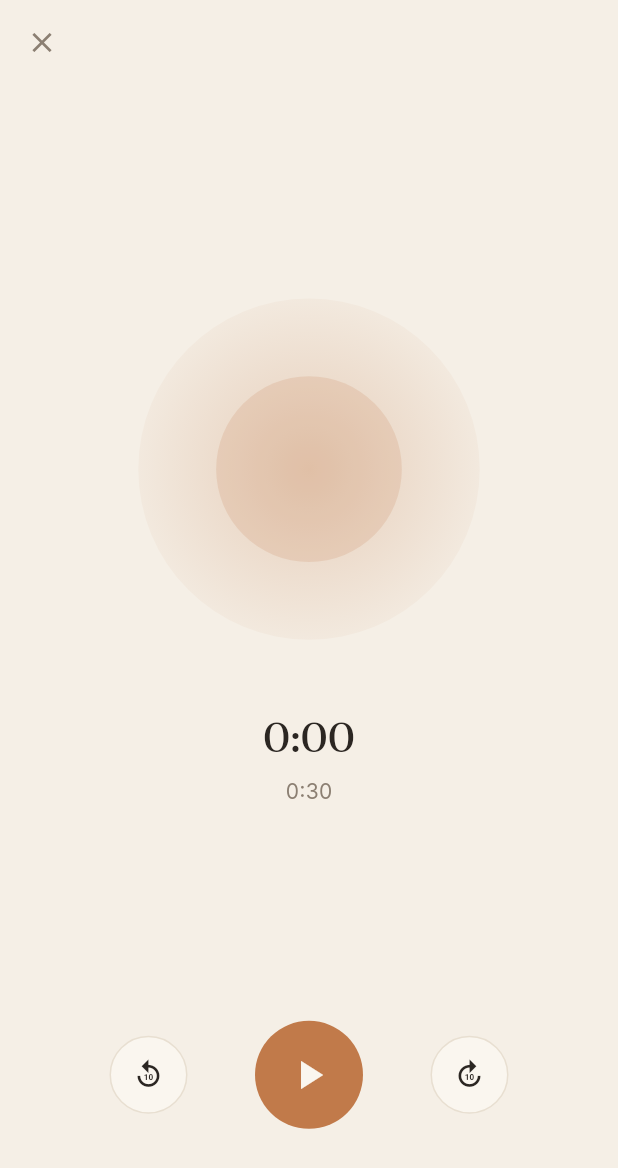
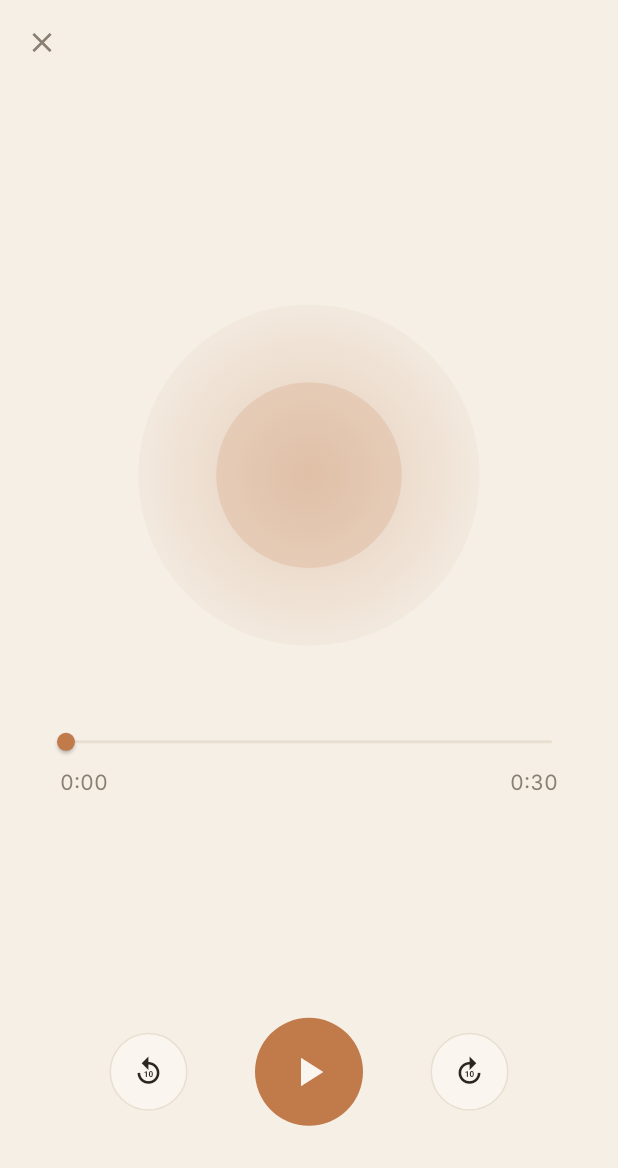
Before and after one commit to bennettlevaton/craftedday, a Flutter app: the PlayerScreen screen opened by its route, on a phone screen of 412 x 824 dp. Shown: the top 1168 px of the screen. Run offline on Flutter 3.47's test engine with Material 3 defaults, Android fonts, the phone set to English and light mode, and no system bars; our stand-ins replace dio, go_router, google_fonts, just_audio; accounts and stored records are empty; network calls fail.

Commit message:
Editable ratings, scrubbable player, Opus 4.7, Flash v2.5, server-side voice pref
API:
- GET /api/meditation/:id returns a single session with rating and feedback
- /generate uses user.voiceGender from DB instead of client input
- system prompt wrapped in text block with cache_control ephemeral
  (caching activates once prompt exceeds 4096 tokens on Opus 4.7)
- Claude model swapped to claude-opus-4-7
- ElevenLabs model swapped to eleven_flash_v2_5 to cut TTS cost ~50%
- Added cacheWrite/cacheRead to claude usage logs

Flutter:
- MeditationDetailScreen with editable rating + feedback and replay
- History card taps open detail; play button replays inline
- Player scrubbable timeline with real audio duration, not the stored target
- Player accepts replay flag to pop instead of navigating to post-session
- Removed stale voiceGender tracking from Home
- Meditation model includes feedback field

Co-Authored-By: Claude Sonnet 4.6 <noreply@anthropic.com>

```diff
--- a/mobile/lib/models/meditation.dart
+++ b/mobile/lib/models/meditation.dart
@@ -4,6 +4,7 @@ class Meditation {
   final String audioUrl;
   final int? duration;
   final int? rating;
+  final String? feedback;
   final DateTime createdAt;
 
   const Meditation({
@@ -12,6 +13,7 @@ class Meditation {
     required this.audioUrl,
     this.duration,
     this.rating,
+    this.feedback,
     required this.createdAt,
   });
 
@@ -22,6 +24,7 @@ class Meditation {
       audioUrl: json['audioUrl'] as String,
       duration: json['duration'] as int?,
       rating: json['rating'] as int?,
+      feedback: json['feedback'] as String?,
       createdAt: DateTime.parse(json['createdAt'] as String),
     );
   }
--- a/mobile/lib/router.dart
+++ b/mobile/lib/router.dart
@@ -4,6 +4,7 @@ import 'screens/player_screen.dart';
 import 'screens/post_session_screen.dart';
 import 'screens/history_screen.dart';
 import 'screens/profile_screen.dart';
+import 'screens/meditation_detail_screen.dart';
 
 final appRouter = GoRouter(
   initialLocation: '/',
@@ -16,10 +17,12 @@ final appRouter = GoRouter(
         final id = state.uri.queryParameters['id'] ?? '';
         final duration =
             int.tryParse(state.uri.queryParameters['duration'] ?? '30') ?? 30;
+        final replay = state.uri.queryParameters['replay'] == '1';
         return PlayerScreen(
           audioUrl: audioUrl,
           id: id,
           duration: duration,
+          replay: replay,
         );
       },
     ),
@@ -30,6 +33,13 @@ final appRouter = GoRouter(
         return PostSessionScreen(meditationId: id);
       },
     ),
+    GoRoute(
+      path: '/meditation',
+      builder: (_, state) {
+        final id = state.uri.queryParameters['id'] ?? '';
+        return MeditationDetailScreen(id: id);
+      },
+    ),
     GoRoute(path: '/history', builder: (_, _) => const HistoryScreen()),
     GoRoute(path: '/profile', builder: (_, _) => const ProfileScreen()),
   ],
--- a/mobile/lib/screens/player_screen.dart
+++ b/mobile/lib/screens/player_screen.dart
@@ -9,12 +9,14 @@ class PlayerScreen extends StatefulWidget {
   final String audioUrl;
   final String id;
   final int duration;
+  final bool replay;
 
   const PlayerScreen({
     super.key,
     required this.audioUrl,
     required this.id,
     required this.duration,
+    this.replay = false,
   });
 
   @override
@@ -39,7 +41,11 @@ class _PlayerScreenState extends State<PlayerScreen>
 
     _stateSub = _player.playerStateStream.listen((state) {
       if (state.processingState == ProcessingState.completed && mounted) {
-        context.go('/post-session?id=${widget.id}');
+        if (widget.replay) {
+          context.pop();
+        } else {
+          context.go('/post-session?id=${widget.id}');
+        }
       }
     });
   }
@@ -114,22 +120,77 @@ class _PlayerScreenState extends State<PlayerScreen>
                 },
               ),
               const SizedBox(height: 48),
-              StreamBuilder<Duration>(
-                stream: _player.positionStream,
-                builder: (_, snap) {
-                  final pos = snap.data ?? Duration.zero;
-                  return Text(
-                    _format(pos),
-                    style: textTheme.displaySmall?.copyWith(
-                      fontFeatures: const [FontFeature.tabularFigures()],
-                    ),
+              StreamBuilder<Duration?>(
+                stream: _player.durationStream,
+                builder: (_, durationSnap) {
+                  final total = durationSnap.data ??
+                      Duration(seconds: widget.duration);
+                  return StreamBuilder<Duration>(
+                    stream: _player.positionStream,
+                    builder: (_, posSnap) {
+                      final pos = posSnap.data ?? Duration.zero;
+                      final totalMs = total.inMilliseconds.toDouble();
+                      final safeTotal = totalMs <= 0 ? 1.0 : totalMs;
+                      final value = pos.inMilliseconds
+                          .clamp(0, total.inMilliseconds)
+                          .toDouble();
+
+                      return Column(
+                        children: [
+                          SliderTheme(
+                            data: SliderTheme.of(context).copyWith(
+                              trackHeight: 2,
+                              activeTrackColor: AppColors.accent,
+                              inactiveTrackColor: AppColors.divider,
+                              thumbColor: AppColors.accent,
+                              overlayColor:
+                                  AppColors.accent.withValues(alpha: 0.15),
+                              thumbShape: const RoundSliderThumbShape(
+                                enabledThumbRadius: 6,
+                              ),
+                              overlayShape: const RoundSliderOverlayShape(
+                                overlayRadius: 16,
+                              ),
+                            ),
+                            child: Slider(
+                              min: 0,
+                              max: safeTotal,
+                              value: value > safeTotal ? safeTotal : value,
+                              onChanged: (v) => _player
+                                  .seek(Duration(milliseconds: v.round())),
+                            ),
+                          ),
+                          Padding(
+                            padding:
+                                const EdgeInsets.symmetric(horizontal: 12),
+                            child: Row(
+                              mainAxisAlignment:
+                                  MainAxisAlignment.spaceBetween,
+                              children: [
+                                Text(
+                                  _format(pos),
+                                  style: textTheme.bodyMedium?.copyWith(
+                                    fontFeatures: const [
+                                      FontFeature.tabularFigures()
+                                    ],
+                                  ),
+                                ),
+                                Text(
+                                  _format(total),
+                                  style: textTheme.bodyMedium?.copyWith(
+                                    fontFeatures: const [
+                                      FontFeature.tabularFigures()
+                                    ],
+                                  ),
+                                ),
+                              ],
+                            ),
+                          ),
+                        ],
+                      );
+                    },
                   );
                 },
-              ),
-              const SizedBox(height: 8),
-              Text(
-                _format(Duration(seconds: widget.duration)),
-                style: textTheme.bodyMedium,
               ),
               const Spacer(flex: 2),
               Row(
```
Also changed, not shown: mobile/lib/screens/history_screen.dart (+25 -10 lines), mobile/lib/screens/home_screen.dart (+1 -20 lines), mobile/lib/screens/meditation_detail_screen.dart (added, +266 -0 lines), mobile/lib/services/api_service.dart (+6 -2 lines), 3 other files.
